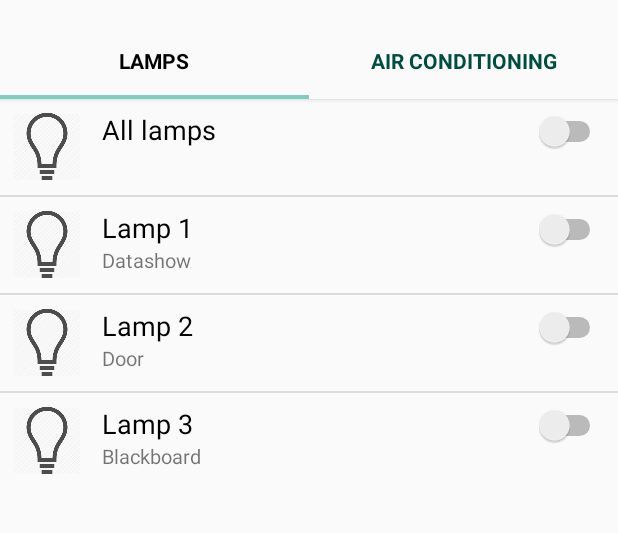
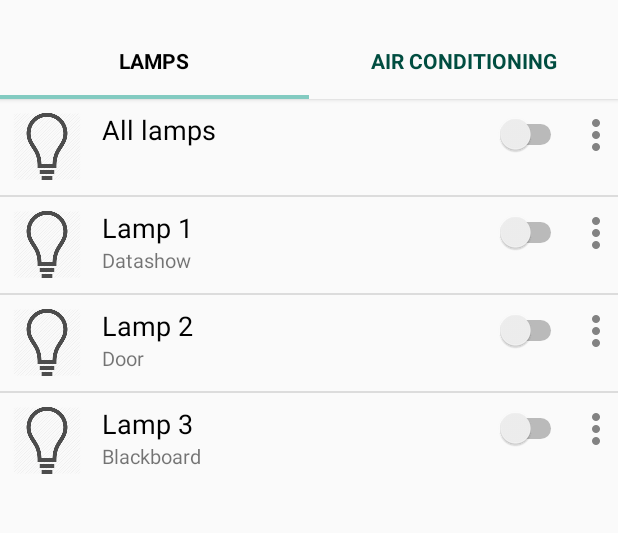
Before and after one commit to IoTGroup/ProjetoIoT, an Android app: the LampFragment screen opened directly, with no data from a screen before it, on a phone screen of 412 x 824 dp, the part 62-595 px from its top. Run offline under Robolectric (Android 15) with nearby library versions, the phone set to English and light mode, and no system bars.

Commit message:
Controle de eventos do menu overflow/lateral

```diff
--- a/AutomaGREat/app/src/main/java/automa/great/ufc/br/automagreat/view/fragment/LampFragment.java
+++ b/AutomaGREat/app/src/main/java/automa/great/ufc/br/automagreat/view/fragment/LampFragment.java
@@ -51,13 +51,12 @@ public class LampFragment extends Fragment {
         lv_lamp = (ListView) v.findViewById(R.id.lv_lamp);
 
         lv_lamp.setAdapter(new OnOffListAdapter(context, resources));
-        lv_lamp.setItemsCanFocus(false);
+        //lv_lamp.setItemsCanFocus(false);
 
         lv_lamp.setOnItemClickListener(new AdapterView.OnItemClickListener() {
             @Override
             public void onItemClick(AdapterView<?> parent, View view, int position, long id) {
-                //Log.i("Resource", resources.get(position).getType() + " is checked = " + resources.get(position).getStatus());
-                //Log.i("Resource", "TESTANDO TESTANDO TESTANDO...");
+
                 startActivity(new Intent(getActivity(), DialogSliderActivity.class));
             }
         });
--- a/AutomaGREat/app/src/main/res/layout/activity_pin.xml
+++ b/AutomaGREat/app/src/main/res/layout/activity_pin.xml
@@ -17,6 +17,7 @@
         android:layout_height="wrap_content"
         android:layout_marginTop="32dp"
         android:hint="@string/enter_pin"
+        android:textColorHint="@color/colorPrimaryDark"
         android:imeOptions="actionDone"
         android:inputType="numberPassword"
         android:lines="1"
--- a/AutomaGREat/app/src/main/res/layout/fragment_air.xml
+++ b/AutomaGREat/app/src/main/res/layout/fragment_air.xml
@@ -6,7 +6,7 @@
 
     <ListView
         android:id="@+id/lv_air"
-        android:clickable="true"
+        android:clickable="false"
         android:layout_width="wrap_content"
         android:layout_height="wrap_content" />
 
--- a/AutomaGREat/app/src/main/res/layout/fragment_lamp.xml
+++ b/AutomaGREat/app/src/main/res/layout/fragment_lamp.xml
@@ -6,7 +6,7 @@
 
     <ListView
         android:id="@+id/lv_lamp"
-        android:clickable="true"
+        android:clickable="false"
         android:layout_width="wrap_content"
         android:layout_height="wrap_content"/>
 
--- a/AutomaGREat/app/src/main/res/layout/item_onoff.xml
+++ b/AutomaGREat/app/src/main/res/layout/item_onoff.xml
@@ -9,9 +9,7 @@
         android:layout_width="wrap_content"
         android:layout_height="match_parent"
         android:layout_alignParentLeft="true"
-        android:layout_marginRight="12dp"
-        android:focusable="false"
-        android:focusableInTouchMode="false"/>
+        android:layout_marginRight="12dp" />
 
     <TextView
         android:id="@+id/tv_object_name"
@@ -20,10 +18,8 @@
         android:layout_toEndOf="@+id/iv_icon"
         android:layout_toRightOf="@+id/iv_icon"
         android:textColor="@android:color/background_dark"
-        android:layout_width="match_parent"
-        android:layout_height="wrap_content"
-        android:focusable="false"
-        android:focusableInTouchMode="false"/>
+        android:layout_width="wrap_content"
+        android:layout_height="wrap_content" />
 
     <TextView
         android:id="@+id/tv_description"
@@ -32,17 +28,29 @@
         android:layout_below="@+id/tv_object_name"
         android:textSize="13sp"
         android:layout_width="match_parent"
+        android:layout_height="wrap_content" />
+
+    <RelativeLayout
+        android:layout_width="wrap_content"
         android:layout_height="wrap_content"
-        android:focusable="false"
-        android:focusableInTouchMode="false"/>
+        android:layout_alignParentRight="true"
+        android:paddingLeft="8sp">
 
-    <Switch
-        android:id="@+id/switch_onoff_list"
-        android:layout_width="wrap_content"
-        android:layout_height="match_parent"
-        android:gravity="center_vertical"
-        android:layout_alignParentRight="true"
-        android:focusable="false"
-        android:focusableInTouchMode="false"/>
+        <Switch
+            android:id="@+id/switch_onoff_list"
+            android:layout_width="wrap_content"
+            android:layout_height="wrap_content"
+            android:layout_centerInParent="true" />
 
+        <ImageView
+            android:id="@+id/menu_overflow"
+            android:layout_toRightOf="@+id/switch_onoff_list"
+            android:layout_width="wrap_content"
+            android:layout_height="wrap_content"
+            android:layout_centerInParent="true"
+            android:paddingLeft="12sp"
+            android:scaleType="center"
+            android:src="@mipmap/ic_dots_vertical" />
+
+    </RelativeLayout>
 </RelativeLayout>
--- /dev/null
+++ b/AutomaGREat/app/src/main/res/menu/popup_menu.xml
@@ -0,0 +1,10 @@
+<?xml version="1.0" encoding="utf-8"?>
+<menu xmlns:android="http://schemas.android.com/apk/res/android">
+
+    <item
+        android:id="@+id/overflow_intensity"
+        android:title="@string/set_intensity" />
+    <item
+        android:id="@+id/overflow_color"
+        android:title="@string/set_color" />
+</menu>
--- a/AutomaGREat/app/src/main/res/values/colors.xml
+++ b/AutomaGREat/app/src/main/res/values/colors.xml
@@ -5,4 +5,6 @@
     <color name="text">#787878</color>
     <color name="colorAccent">#83CBC1</color>
     <color name="tabsScrollColor">#004D40</color>
+    <color name="logo_blue">#1063AE</color>
+    <color name="logo_yellow">#FBC141</color>
 </resources>
--- a/AutomaGREat/app/src/main/res/values/strings.xml
+++ b/AutomaGREat/app/src/main/res/values/strings.xml
@@ -7,4 +7,6 @@
     <string name="all_air">All A/C </string>
     <string name="all_lamp">All lamps</string>
     <string name="refresh">Refresh</string>
+    <string name="set_intensity">Set intensity</string>
+    <string name="set_color">Set color</string>
 </resources>
```
Also changed, not shown: AutomaGREat/app/src/main/java/automa/great/ufc/br/automagreat/view/activity/DialogSliderActivity.java (+7 -5 lines), AutomaGREat/app/src/main/java/automa/great/ufc/br/automagreat/view/adapter/OnOffListAdapter.java (+52 -3 lines), AutomaGREat/app/src/main/res/mipmap-hdpi/ic_dots_vertical.png (added), AutomaGREat/app/src/main/res/mipmap-mdpi/ic_dots_vertical.png (added), AutomaGREat/app/src/main/res/mipmap-xhdpi/ic_dots_vertical.png (added), AutomaGREat/app/src/main/res/mipmap-xxhdpi/ic_dots_vertical.png (added).
